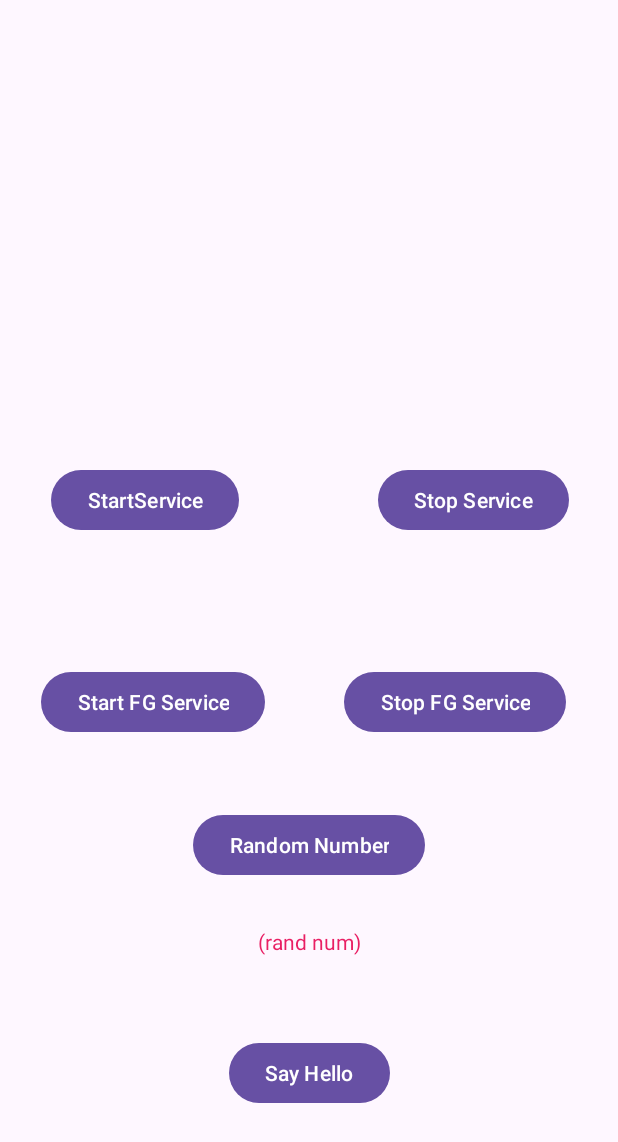
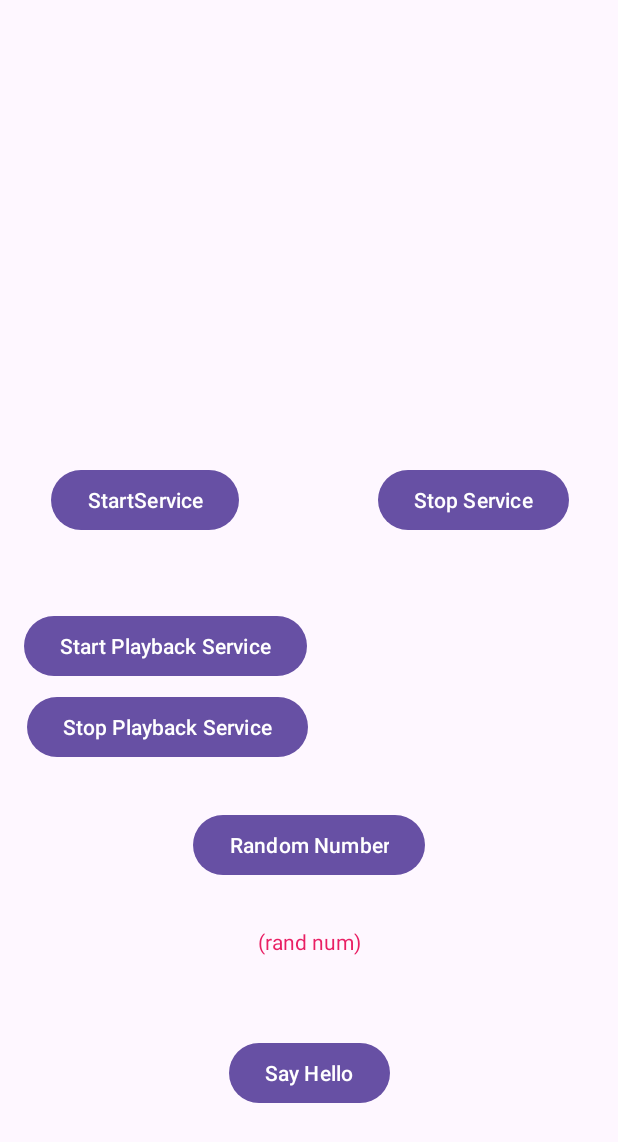
Before and after one commit to pmatsinopoulos/MediaPlayer3Tutorial, an Android app: the screen it shows after launch (MainActivity), on a phone screen of 412 x 824 dp. Shown: the top 1142 px of the screen. Run offline under Robolectric (Android 15) with nearby library versions, the phone set to English and light mode, and no system bars; 2 statements that could not run were skipped.

Commit message:
Move the player and the media session inside the foreground service
The foreground service derives from MediaSessionService

```diff
--- a/app/src/main/java/com/mixlr/panos/mediaplayer3tutorial/FantasticService.kt
+++ b/app/src/main/java/com/mixlr/panos/mediaplayer3tutorial/FantasticService.kt
@@ -5,7 +5,7 @@ import android.content.Intent
 import android.os.IBinder
 import android.util.Log
 
-class FantasticService() : Service() {
+class FantasticService : Service() {
     override fun onCreate() {
         Log.d(MainActivity.logTag, "Creating FantasticService")
         super.onCreate()
@@ -13,13 +13,12 @@ class FantasticService() : Service() {
 
     override fun onStartCommand(intent: Intent?, flags: Int, startId: Int): Int {
         Log.d(MainActivity.logTag, "Starting FantasticService")
-        Log.d(MainActivity.logTag, "grade is: ${intent?.getIntExtra("grade", -1)}")
 
         return super.onStartCommand(intent, flags, startId)
     }
 
     override fun onBind(intent: Intent?): IBinder? {
-        // do not allow binding by returning +null+
+        Log.d(MainActivity.logTag, "onBind()")
         return null
     }
 
--- a/app/src/main/java/com/mixlr/panos/mediaplayer3tutorial/MainActivity.kt
+++ b/app/src/main/java/com/mixlr/panos/mediaplayer3tutorial/MainActivity.kt
@@ -5,8 +5,6 @@ import android.content.Intent
 import android.os.Bundle
 import android.util.Log
 import androidx.appcompat.app.AppCompatActivity
-import androidx.media3.exoplayer.ExoPlayer
-import androidx.media3.session.MediaSession
 import com.mixlr.panos.mediaplayer3tutorial.databinding.ActivityMainBinding
 
 class MainActivity : AppCompatActivity() {
@@ -14,11 +12,9 @@ class MainActivity : AppCompatActivity() {
         const val logTag = "MediaPlayer3Tutorial"
     }
 
-    private lateinit var player: ExoPlayer
-    private lateinit var session: MediaSession
     private lateinit var binding: ActivityMainBinding
     private lateinit var intentForSimpleService: Intent
-    private lateinit var intentForForegroundService: Intent
+    private lateinit var intentForPlaybackService: Intent
     private val grade = 10
     private var fantasticBoundServiceConnection: FantasticBoundServiceConnection? = null
     private var fantasticMessengerServiceConnection: FantasticMessengerServiceConnection? = null
@@ -28,8 +24,6 @@ class MainActivity : AppCompatActivity() {
         super.onCreate(savedInstanceState)
         binding = ActivityMainBinding.inflate(layoutInflater)
         setContentView(binding.root)
-
-        createMediaSession()
 
         binding.btnStartService.setOnClickListener {
             intentForSimpleService = Intent(this, FantasticService::class.java).also { intent ->
@@ -43,12 +37,12 @@ class MainActivity : AppCompatActivity() {
             }
         }
         binding.btnStartForegroundService.setOnClickListener {
-            intentForForegroundService = Intent(this, FantasticForegroundService::class.java)
-            startForegroundService(intentForForegroundService)
+            intentForPlaybackService = Intent(this, PlaybackService::class.java)
+            startForegroundService(intentForPlaybackService)
         }
         binding.btnStopForegroundService.setOnClickListener {
-            if (::intentForForegroundService.isInitialized) {
-                stopService(intentForForegroundService)
+            if (::intentForPlaybackService.isInitialized) {
+                stopService(intentForPlaybackService)
             }
         }
 
@@ -102,12 +96,4 @@ class MainActivity : AppCompatActivity() {
         Log.d(logTag, "MainActivity onDestroy()")
         super.onDestroy()
     }
-
-    private fun createMediaSession() {
-        player = ExoPlayer.Builder(this).build()
-        val customCallback = CustomMediaSessionCallback()
-        session = MediaSession.Builder(this, player)
-            .setCallback(customCallback)
-            .build()
-    }
 }
--- a/app/src/main/res/layout/activity_main.xml
+++ b/app/src/main/res/layout/activity_main.xml
@@ -34,25 +34,25 @@
         android:id="@+id/btnStartForegroundService"
         android:layout_width="wrap_content"
         android:layout_height="wrap_content"
-        android:text="Start FG Service"
+        android:text="Start Playback Service"
         app:layout_constraintBottom_toBottomOf="parent"
         app:layout_constraintEnd_toEndOf="parent"
-        app:layout_constraintHorizontal_bias="0.103"
+        app:layout_constraintHorizontal_bias="0.072"
         app:layout_constraintStart_toStartOf="parent"
         app:layout_constraintTop_toTopOf="parent"
-        app:layout_constraintVertical_bias="0.572" />
+        app:layout_constraintVertical_bias="0.524" />
 
     <Button
         android:id="@+id/btnStopForegroundService"
         android:layout_width="wrap_content"
         android:layout_height="wrap_content"
-        android:text="Stop FG Service"
+        android:text="Stop Playback Service"
         app:layout_constraintBottom_toBottomOf="parent"
         app:layout_constraintEnd_toEndOf="parent"
-        app:layout_constraintHorizontal_bias="0.868"
+        app:layout_constraintHorizontal_bias="0.081"
         app:layout_constraintStart_toStartOf="parent"
         app:layout_constraintTop_toTopOf="parent"
-        app:layout_constraintVertical_bias="0.572" />
+        app:layout_constraintVertical_bias="0.594" />
 
     <Button
         android:id="@+id/btnRandomNumber"
```
Also changed, not shown: app/src/main/AndroidManifest.xml (+8 -1 lines), app/src/main/java/com/mixlr/panos/mediaplayer3tutorial/PlaybackService.kt (renamed from app/src/main/java/com/mixlr/panos/mediaplayer3tutorial/FantasticForegroundService.kt, +33 -8 lines).
